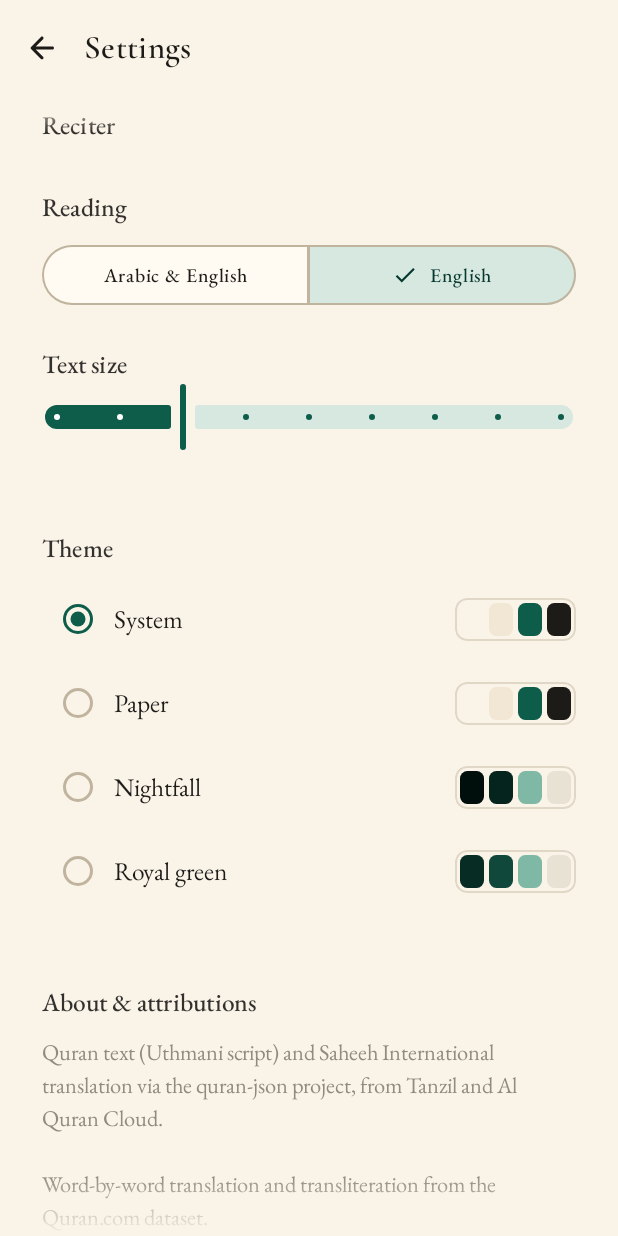
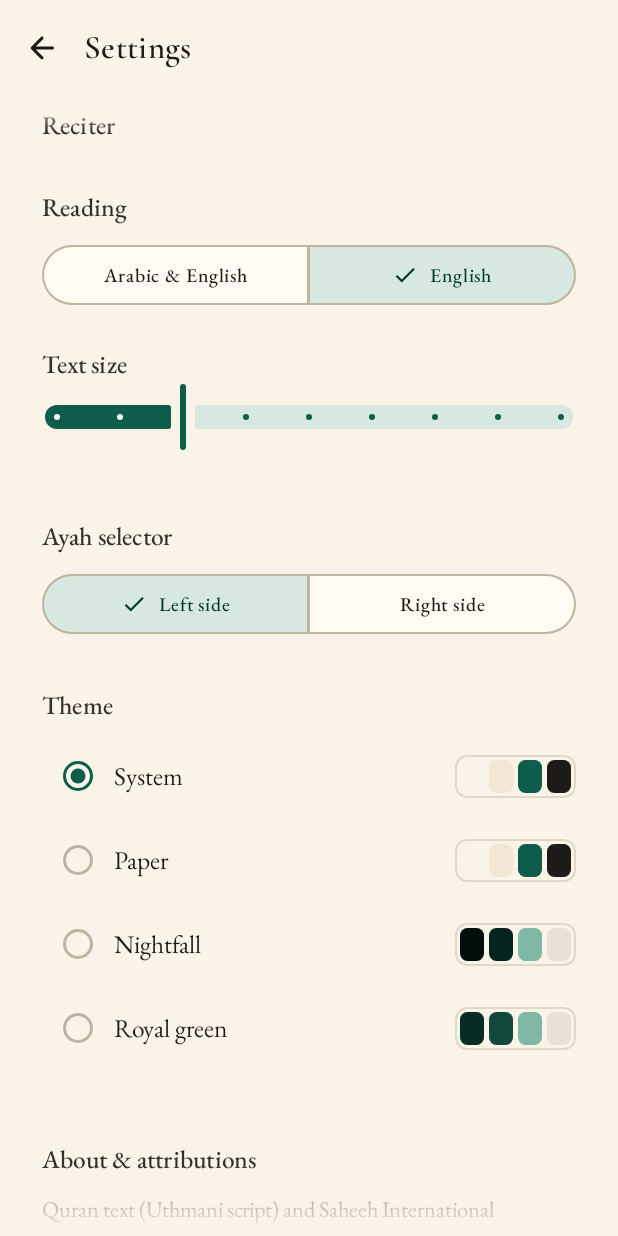
Before and after one commit to sguergachi/Beautiful-Quran-, an Android app built with Jetpack Compose: the composable SettingsScreen shown on its own in the app's theme, after a tap on "English", on a phone screen of 412 x 824 dp. Run offline under Robolectric (Android 15) with nearby library versions, the phone set to English and light mode, and no system bars; network calls fail; 2 statements that could not run were skipped.

Commit message:
Add setting to place ayah selector on left or right side
Introduce an AyahSelectorSide preference (default Left) that controls
which screen edge the ayah selector rail lives on.

- Persist the choice in SettingsRepository.
- Add a segmented "Ayah selector" control in Settings.
- Align the rail to the chosen edge and mirror its canvas drawing
  (collapsed bars, expanded ticks, grace-fill, and numbers) plus the
  collapsed touch zone so it reads correctly on the right.

Co-Authored-By: Claude Opus 4.8 <noreply@anthropic.com>
Claude-Session: https://claude.ai/code/session_01EzyT67imdGg7wVd56GjgR5

```diff
--- a/app/src/main/java/com/beautifulquran/data/SettingsRepository.kt
+++ b/app/src/main/java/com/beautifulquran/data/SettingsRepository.kt
@@ -11,6 +11,9 @@ enum class ThemeMode { SYSTEM, LIGHT, DARK, ROYAL_GREEN }
 /** What flows on the sheet: Arabic with English under each word, or English only. */
 enum class ReadingMode { ARABIC_ENGLISH, ENGLISH_ONLY }
 
+/** Which screen edge the ayah selector rail lives on. */
+enum class AyahSelectorSide { LEFT, RIGHT }
+
 data class Settings(
     val reciterId: Int = 1,
     val fontScale: Float = 1f,
@@ -19,6 +22,7 @@ data class Settings(
     val showTransliteration: Boolean = false,
     val showTranslation: Boolean = true,
     val themeMode: ThemeMode = ThemeMode.SYSTEM,
+    val ayahSelectorSide: AyahSelectorSide = AyahSelectorSide.LEFT,
     val lastSurah: Int = 0,
     val lastAyah: Int = 1,
 )
@@ -39,6 +43,8 @@ class SettingsRepository(context: Context) {
         showTransliteration = prefs.getBoolean("showTransliteration", false),
         showTranslation = prefs.getBoolean("showTranslation", true),
         themeMode = ThemeMode.entries.getOrNull(prefs.getInt("themeMode", 0)) ?: ThemeMode.SYSTEM,
+        ayahSelectorSide = AyahSelectorSide.entries.getOrNull(prefs.getInt("ayahSelectorSide", 0))
+            ?: AyahSelectorSide.LEFT,
         lastSurah = prefs.getInt("lastSurah", 0),
         lastAyah = prefs.getInt("lastAyah", 1),
     )
@@ -54,6 +60,7 @@ class SettingsRepository(context: Context) {
             putBoolean("showTransliteration", next.showTransliteration)
             putBoolean("showTranslation", next.showTranslation)
             putInt("themeMode", next.themeMode.ordinal)
+            putInt("ayahSelectorSide", next.ayahSelectorSide.ordinal)
             putInt("lastSurah", next.lastSurah)
             putInt("lastAyah", next.lastAyah)
         }
--- a/app/src/main/java/com/beautifulquran/ui/settings/SettingsScreen.kt
+++ b/app/src/main/java/com/beautifulquran/ui/settings/SettingsScreen.kt
@@ -47,6 +47,7 @@ import androidx.compose.ui.draw.clip
 import androidx.compose.ui.graphics.Color
 import androidx.compose.ui.unit.dp
 import androidx.lifecycle.compose.collectAsStateWithLifecycle
+import com.beautifulquran.data.AyahSelectorSide
 import com.beautifulquran.data.ReadingMode
 import com.beautifulquran.data.ThemeMode
 import com.beautifulquran.ui.theme.themePreviewColors
@@ -199,6 +200,28 @@ fun SettingsScreen(
                 )
             }
 
+            Spacer(Modifier.height(24.dp))
+            SectionLabel("Ayah selector")
+            Spacer(Modifier.height(10.dp))
+            SingleChoiceSegmentedButtonRow(modifier = Modifier.fillMaxWidth()) {
+                AyahSelectorSide.entries.forEachIndexed { index, side ->
+                    SegmentedButton(
+                        selected = settings.ayahSelectorSide == side,
+                        onClick = { viewModel.settings.update { it.copy(ayahSelectorSide = side) } },
+                        shape = SegmentedButtonDefaults.itemShape(index, AyahSelectorSide.entries.size),
+                        colors = greenSegmentedButtonColors(),
+                    ) {
+                        Text(
+                            text = when (side) {
+                                AyahSelectorSide.LEFT -> "Left side"
+                                AyahSelectorSide.RIGHT -> "Right side"
+                            },
+                            style = MaterialTheme.typography.labelMedium,
+                        )
+                    }
+                }
+            }
+
             Spacer(Modifier.height(32.dp))
             SectionLabel("Theme")
             Spacer(Modifier.height(8.dp))
```
Also changed, not shown: app/src/main/java/com/beautifulquran/ui/reader/ReaderScreen.kt (+48 -16 lines).
